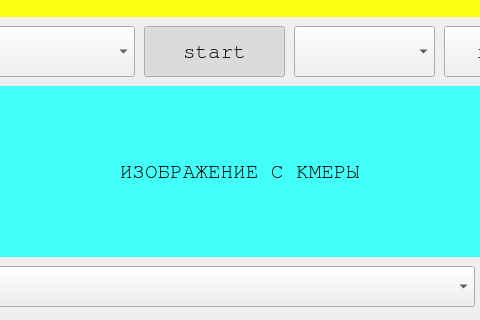
valvals/uv, file main_window.ui: the form before one commit; both pictures show x 116 to 596 and y 294 to 614 of the 714 by 614 pixel window.
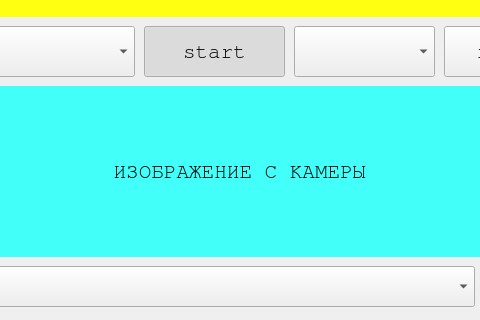
The form after the commit. Custom widgets are drawn as their Qt base class.

Commit message: show utc time

Patch:
```diff
--- a/main_window.ui
+++ b/main_window.ui
@@ -102,7 +102,7 @@
 color: rgb(0, 0, 0);</string>
     </property>
     <property name="text">
-     <string>ИЗОБРАЖЕНИЕ С КМЕРЫ</string>
+     <string>ИЗОБРАЖЕНИЕ С КАМЕРЫ</string>
     </property>
     <property name="alignment">
      <set>Qt::AlignCenter</set>
```
The commit also changes 2 other files.
